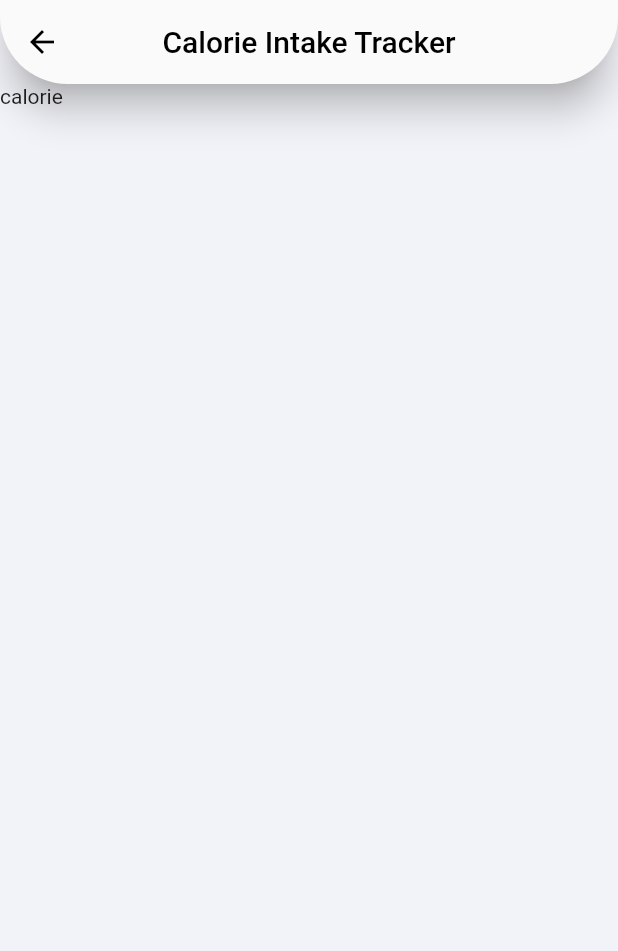
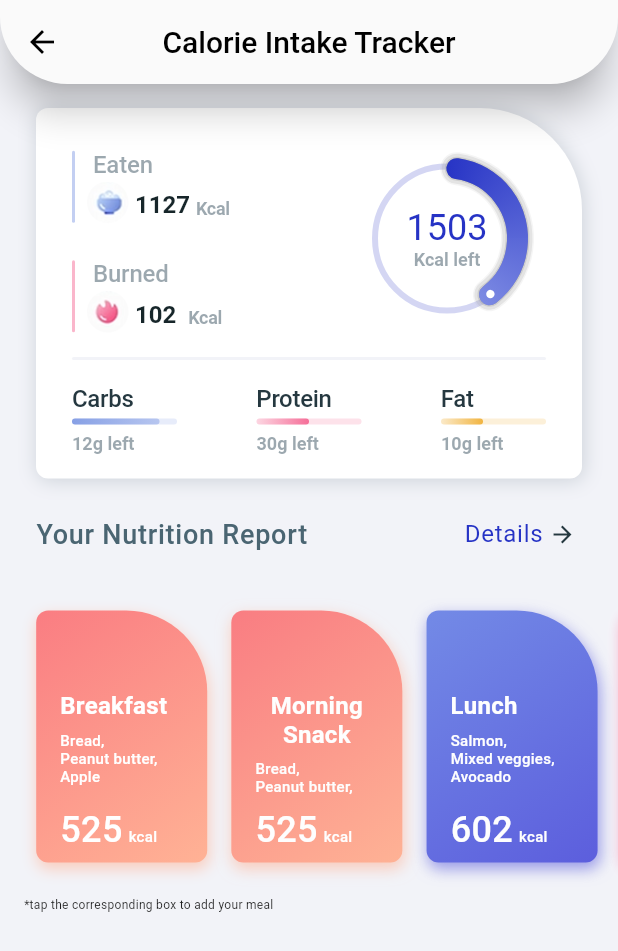
Before and after one commit to prakashsellathurai/Body-Ping, a Flutter app: the CalorietrackerHomeScreen screen opened directly, on a phone screen of 412 x 824 dp. Shown: the top 951 px of the screen. Run offline on Flutter 3.47's test engine with Material 2 defaults, Android fonts, the phone set to English and light mode, and no system bars; our stand-ins replace avatar_glow, bloc, cached_network_image, charts_flutter, equatable, firebase_auth and 15 more; missing offline and left inert: flutter_facebook_login, flutter_ghost_content_api, intercom_flutter, international_phone_input, pk_skeleton; accounts and stored records are empty; network calls fail; statements that could not run were skipped.

Commit message:
added wirefrme for trackers

```diff
--- a/lib/bloc/trackers/water_intake/water_intake_model.dart
+++ b/lib/bloc/trackers/water_intake/water_intake_model.dart
@@ -27,7 +27,7 @@ class AutogeneratedWaterIntake {
 }
 
 class WaterIntakeModel extends Equatable {
-  final int quantity_in_ml;
+  final String quantity_in_ml;
   final String day;
 
   WaterIntakeModel(this.quantity_in_ml, this.day);
@@ -36,7 +36,7 @@ class WaterIntakeModel extends Equatable {
   List<Object> get props => [quantity_in_ml, day];
 
   factory WaterIntakeModel.fromJson(Map<String, dynamic> json) {
-    return WaterIntakeModel(json['quantity_in_ml'] as int, json['day'] as String);
+    return WaterIntakeModel(json['quantity_in_ml'] , json['day']);
   }
 
   Map<String, dynamic> toJson() {
--- a/lib/bloc/trackers/water_intake/water_intake_provider.dart
+++ b/lib/bloc/trackers/water_intake/water_intake_provider.dart
@@ -8,14 +8,14 @@ class WaterIntakeProvider {
   WaterIntakeProvider({this.waterIntakeProvideBaseurl});
   Future<dynamic> addWaterIntakeLog(uid, day, quantity_in_ml) {
     return http.post(waterIntakeProvideBaseurl + '/add/$uid',
-        body: {'day': day, 'quantity_in_ml': quantity_in_ml});
+        body: {'day': day.toString(), 'quantity_in_ml': quantity_in_ml.toString()});
   }
 
   Future<AutogeneratedWaterIntake> fetchWaterIntake(
       uid, day) async {
     http.Response results = await http.post(waterIntakeProvideBaseurl +
         '/fetch/$uid',body: {
-          "day": day
+          "day": day.toString()
         });
     return AutogeneratedWaterIntake.fromJson(json.decode(results.body));
   }
--- a/lib/bloc/trackers/water_intake/water_intake_repository.dart
+++ b/lib/bloc/trackers/water_intake/water_intake_repository.dart
@@ -5,10 +5,10 @@ import 'package:gkfit/bloc/trackers/water_intake/water_intake_provider.dart';
 
 
 class WaterIntakeRepository {
-  static String baseUrl =  "https://trackers-api-dot-hygieafit.el.r.appspot.com";
+  static String baseUrl =  "https://trackers-api-dot-hygieafit.el.r.appspot.com/trackers/v1/water";
   final WaterIntakeProvider _waterIntakeProvider = WaterIntakeProvider(waterIntakeProvideBaseurl: baseUrl);
 
 Future<dynamic> updateDailyWaterIntake(uid, day, quantity_in_ml) => _waterIntakeProvider.addWaterIntakeLog(uid, day, quantity_in_ml);
 Future<AutogeneratedWaterIntake> getWaterIntakeData(uid, start_day, end_day) => _waterIntakeProvider.getWaterIntakeData(uid, start_day, end_day);
-
+Future<AutogeneratedWaterIntake> fetchWaterIntake(uid, day) => _waterIntakeProvider.fetchWaterIntake(uid, day);
 }
--- a/lib/model/dashboard/meals_list_data.dart
+++ b/lib/model/dashboard/meals_list_data.dart
@@ -17,7 +17,6 @@ class MealsListData {
 
   static List<MealsListData> tabIconsList = <MealsListData>[
     MealsListData(
-      imagePath: 'assets/images/dashboard/breakfast.png',
       titleTxt: 'Breakfast',
       kacl: 525,
       meals: <String>['Bread,', 'Peanut butter,', 'Apple'],
@@ -25,7 +24,13 @@ class MealsListData {
       endColor: '#FFB295',
     ),
     MealsListData(
-      imagePath: 'assets/images/dashboard/lunch.png',
+      titleTxt: 'Morning Snack',
+      kacl: 525,
+      meals: <String>['Bread,', 'Peanut butter,', 'Apple'],
+      startColor: '#FA7D82',
+      endColor: '#FFB295',
+    ),
+    MealsListData(
       titleTxt: 'Lunch',
       kacl: 602,
       meals: <String>['Salmon,', 'Mixed veggies,', 'Avocado'],
@@ -33,15 +38,13 @@ class MealsListData {
       endColor: '#5C5EDD',
     ),
     MealsListData(
-      imagePath: 'assets/images/dashboard/snack.png',
-      titleTxt: 'Snack',
+      titleTxt: 'Evening Snack',
       kacl: 0,
       meals: <String>['Recommend:', '800 kcal'],
       startColor: '#FE95B6',
       endColor: '#FF5287',
     ),
     MealsListData(
-      imagePath: 'assets/images/dashboard/dinner.png',
       titleTxt: 'Dinner',
       kacl: 0,
       meals: <String>['Recommend:', '703 kcal'],
--- a/lib/screens/dashboard/home/trackers/calorie_tracker/calorie_tracker_home.dart
+++ b/lib/screens/dashboard/home/trackers/calorie_tracker/calorie_tracker_home.dart
@@ -1,19 +1,31 @@
 import 'package:flutter/material.dart';
 import 'package:flutter/widgets.dart';
+import '../../../ui_view/mediterranesn_diet_view.dart';
+import '../../../dashboard_theme.dart';
+import './../../../home/meals_list_view.dart';
+import './../../../ui_view/title_view.dart';
+import './your_nutrition_report_screen.dart';
 
-import '../../../dashboard_theme.dart';
-
-class CalorietrackerHomeScreen extends StatefulWidget{
+class CalorietrackerHomeScreen extends StatefulWidget {
   @override
   State<StatefulWidget> createState() => CalorietrackerHomeScreenState();
+}
 
-}
-class CalorietrackerHomeScreenState extends State<CalorietrackerHomeScreen> {
+class CalorietrackerHomeScreenState extends State<CalorietrackerHomeScreen>
+    with TickerProviderStateMixin {
+  AnimationController animationController;
+
+  @override
+  void initState() {
+    animationController = AnimationController(
+        duration: const Duration(milliseconds: 600), vsync: this);
+  }
+
   @override
   Widget build(BuildContext context) {
     // TODO: implement build
     return Scaffold(
-      appBar:AppBar(
+        appBar: AppBar(
           elevation: 10,
           iconTheme: IconThemeData(color: Colors.black),
           backgroundColor: DashboardTheme.nearlyWhite,
@@ -32,8 +44,73 @@ class CalorietrackerHomeScreenState extends State<CalorietrackerHomeScreen> {
           ),
         ),
         backgroundColor: DashboardTheme.background,
-      body:Text("calorie")
+        body: listView());
+  }
+
+  Widget listView() {
+    int count = 9;
+    List<Widget> listViews = <Widget>[];
+    listViews.add(
+      MediterranesnDietView(
+        animation: Tween<double>(begin: 0.0, end: 1.0).animate(CurvedAnimation(
+            parent: animationController,
+            curve:
+                Interval((1 / count) * 1, 1.0, curve: Curves.fastOutSlowIn))),
+        animationController: animationController,
+      ),
+    );
+    listViews.add(
+      TitleView(
+        titleTxt: 'Your Nutrition Report',
+        subTxt: 'Details',
+        animation: Tween<double>(begin: 0.0, end: 1.0).animate(CurvedAnimation(
+            parent: animationController,
+            curve:
+                Interval((1 / count) * 0, 1.0, curve: Curves.fastOutSlowIn))),
+        animationController: animationController,
+        onclick: () {
+          Navigator.of(context).push(MaterialPageRoute(
+              builder: (BuildContext context) => YourNutritionReportScreen()));
+        },
+      ),
+    );
+    listViews.add(MealsListView(
+      mainScreenAnimation: Tween<double>(begin: 0.0, end: 1.0).animate(
+          CurvedAnimation(
+              parent: animationController,
+              curve:
+                  Interval((1 / count) * 1, 1.0, curve: Curves.fastOutSlowIn))),
+      mainScreenAnimationController: animationController,
+    ));
+
+    listViews.add(Padding(
+        padding: const EdgeInsets.only(top: 8, left: 16, right: 16, bottom: 8),
+        child: Text(
+          '*tap the corresponding box to add your meal',
+          style: TextStyle(
+            fontFamily: DashboardTheme.fontName,
+            fontSize: 8,
+            letterSpacing: 0.2,
+          ),
+        )));
+    return ListView.builder(
+      // controller: scrollController,
+      padding: EdgeInsets.only(
+        top: MediaQuery.of(context).padding.top,
+        bottom: 62 + MediaQuery.of(context).padding.bottom,
+      ),
+      itemCount: listViews.length,
+      scrollDirection: Axis.vertical,
+      itemBuilder: (BuildContext context, int index) {
+        animationController.forward();
+        return listViews[index];
+      },
     );
   }
 
+  @override
+  void dispose() {
+    animationController.dispose();
+    super.dispose();
+  }
 }
--- a/lib/screens/dashboard/home/trackers/water_tracker/water_tracker_home.dart
+++ b/lib/screens/dashboard/home/trackers/water_tracker/water_tracker_home.dart
@@ -28,7 +28,7 @@ class WaterTrackerHomeScreenState extends State<WaterTrackerHomeScreen>
     "Month":["Jan","Feb","Mar","Apr","May","June","July","Sep","Oct","Nov","Dec"],
     "Year":List.generate(3, (index)=>"20${index+20}").toList()
   };
-  String mainValue="Year";
+  String mainValue="Day";
   int subIndex=0;
   List<charts.Series<Balance, String>>series;
   WaterIntakeBloc waterIntakebloc;
```
Also changed, not shown: lib/bloc/trackers/bmi/bmi_bloc.dart (added, +45 -0 lines), lib/bloc/trackers/water_intake/water_intake_bloc.dart (+19 -9 lines), lib/screens/dashboard/home/home_screen.dart (+79 -65 lines), lib/screens/dashboard/home/meals_list_view.dart (+46 -35 lines), lib/screens/dashboard/home/trackers/calorie_tracker/add_meal.dart_page.dart (added, +39 -0 lines), lib/screens/dashboard/home/trackers/calorie_tracker/your_nutrition_report_screen.dart (added, +35 -0 lines), lib/screens/dashboard/home/trackers/water_tracker/mini_water_intake_dashboard.dart (+23 -9 lines).
